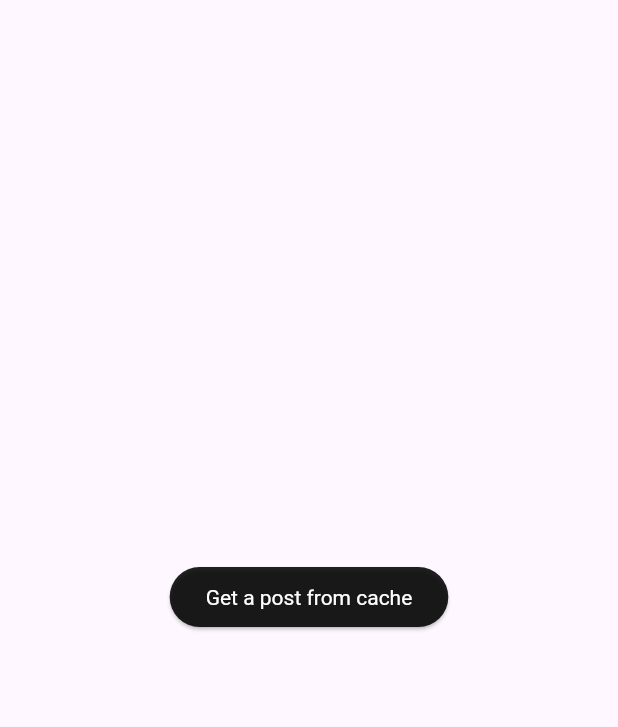
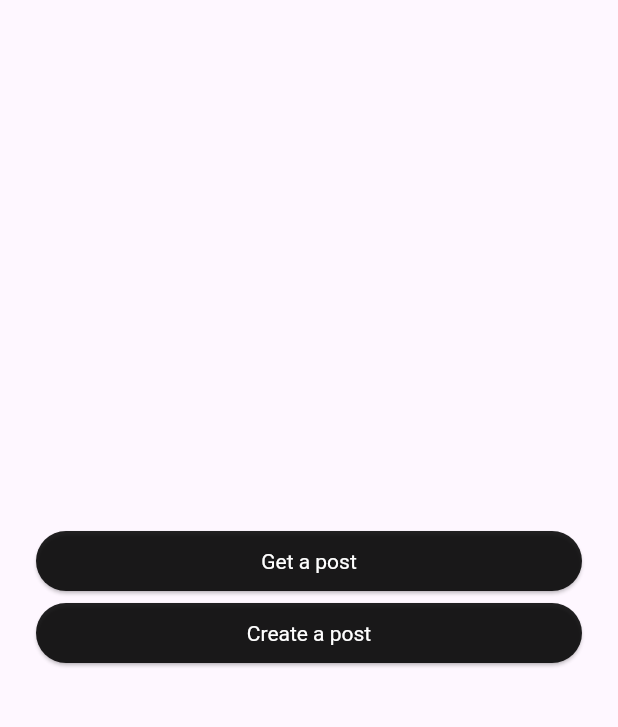
Before and after one commit to EmreAka/FlutterExample, a Flutter app: the screen it shows after launch, on a phone screen of 412 x 824 dp, the part 63-790 px from its top. Run offline on Flutter 3.47's test engine with Material 3 defaults, Android fonts, the phone set to English and light mode, and no system bars; our stand-ins replace dio, get_it, hive_flutter; accounts and stored records are empty.

Commit message:
add post

```diff
--- a/lib/modules/home/interfaces/home_service_interface.dart
+++ b/lib/modules/home/interfaces/home_service_interface.dart
@@ -4,4 +4,5 @@ import 'package:flutter_example/modules/home/models/post/post_model.dart';
 abstract class IHomeService {
   Future<Result<PostModel, Exception>> getPostById(int id);
   Future<Result<List<PostModel>, Exception>> getPosts();
+  Future<Result<PostModel, Exception>> createPost(PostModel post);
 }
--- a/lib/modules/home/services/home_service.dart
+++ b/lib/modules/home/services/home_service.dart
@@ -36,4 +36,10 @@ class HomeService implements IHomeService {
 
     return posts;
   }
+
+  @override
+  Future<Result<PostModel, Exception>> createPost(PostModel post) async {
+    final createdPost = await _postHttpClient.createPost(post);
+    return createdPost;
+  }
 }
--- a/lib/modules/home/view/home_view.dart
+++ b/lib/modules/home/view/home_view.dart
@@ -17,8 +17,11 @@ class _HomeViewState extends State<HomeView> with HomeMixin {
       ),
       body: Padding(
         padding: const EdgeInsets.all(24),
-        child: Center(
-          child: ElevatedButton(
+        child: Column(
+          crossAxisAlignment: CrossAxisAlignment.stretch,
+          mainAxisAlignment: MainAxisAlignment.center,
+          children: [
+            ElevatedButton(
               onPressed: () async {
                 await getPost();
               },
@@ -32,8 +35,25 @@ class _HomeViewState extends State<HomeView> with HomeMixin {
                 ),
               ),
               child:
-                const Text('Get a post from cache', style: TextStyle(color: Colors.white)),
+                  const Text('Get a post', style: TextStyle(color: Colors.white)),
             ),
+            ElevatedButton(
+              onPressed: () async {
+                await createPost();
+              },
+              style: ButtonStyle(
+                foregroundColor: MaterialStateColor.resolveWith(
+                    (states) => Colors.black87),
+                backgroundColor: MaterialStateColor.resolveWith(
+                    (states) => Colors.black87),
+                textStyle: MaterialStateProperty.resolveWith(
+                  (states) => const TextStyle(color: Colors.white),
+                ),
+              ),
+              child:
+                  const Text('Create a post', style: TextStyle(color: Colors.white)),
+            ),
+          ],
         ),
       ),
     );
--- a/lib/shared/clients/post_http_client.dart
+++ b/lib/shared/clients/post_http_client.dart
@@ -7,6 +7,7 @@ import 'package:flutter_example/modules/home/models/post/post_model.dart';
 abstract class IPostHttpClient {
   Future<Result<PostModel, Exception>> getPostById(int id);
   Future<Result<List<PostModel>, Exception>> getPosts();
+  Future<Result<PostModel, Exception>> createPost(PostModel post);
 }
 
 class PostHttpClient implements IPostHttpClient {
@@ -33,4 +34,13 @@ class PostHttpClient implements IPostHttpClient {
 
     return posts;
   }
+
+  Future<Result<PostModel, Exception>> createPost(PostModel post) async {
+    final result = await _networkManager.post('posts', data: post.toJson());
+
+    final Result<PostModel, Exception> createdPost = ResultConverter.toResult(
+        result, (value) => JsonParser.parseMap(PostModel.fromJson, value));
+
+    return createdPost;
+  }
 }
```
Also changed, not shown: lib/modules/home/mixin/home_mixin.dart (+27 -3 lines), lib/modules/home/models/post/post_model.dart (+8 -0 lines). Lines whose indentation alone changed are shown as unchanged.
